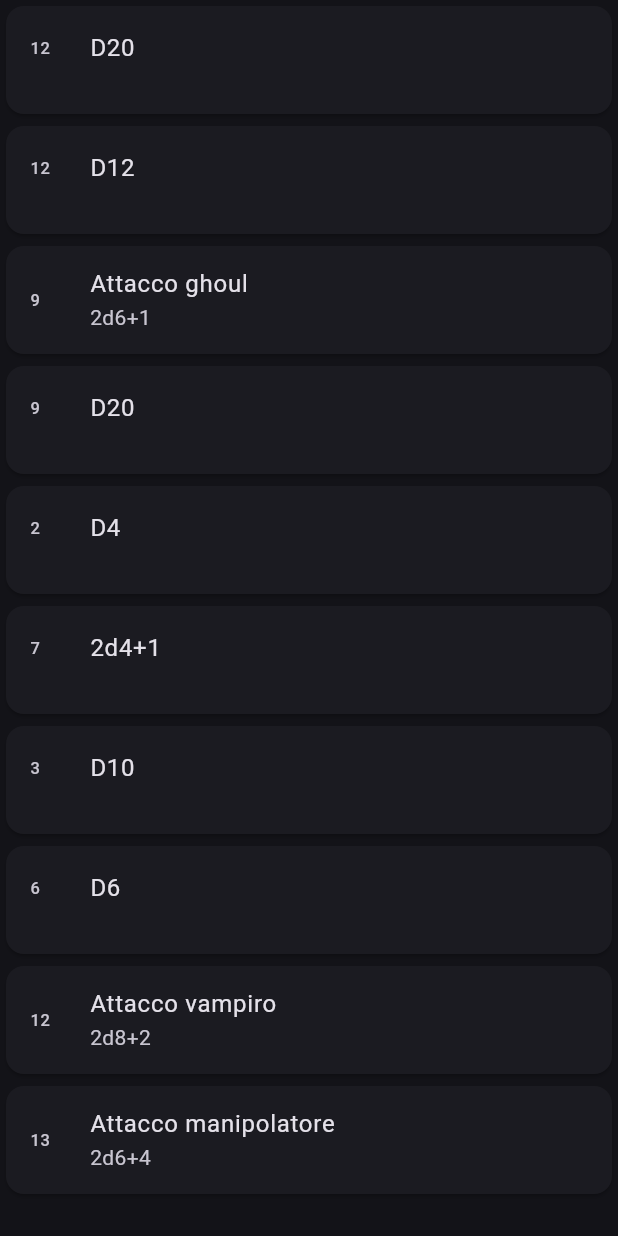
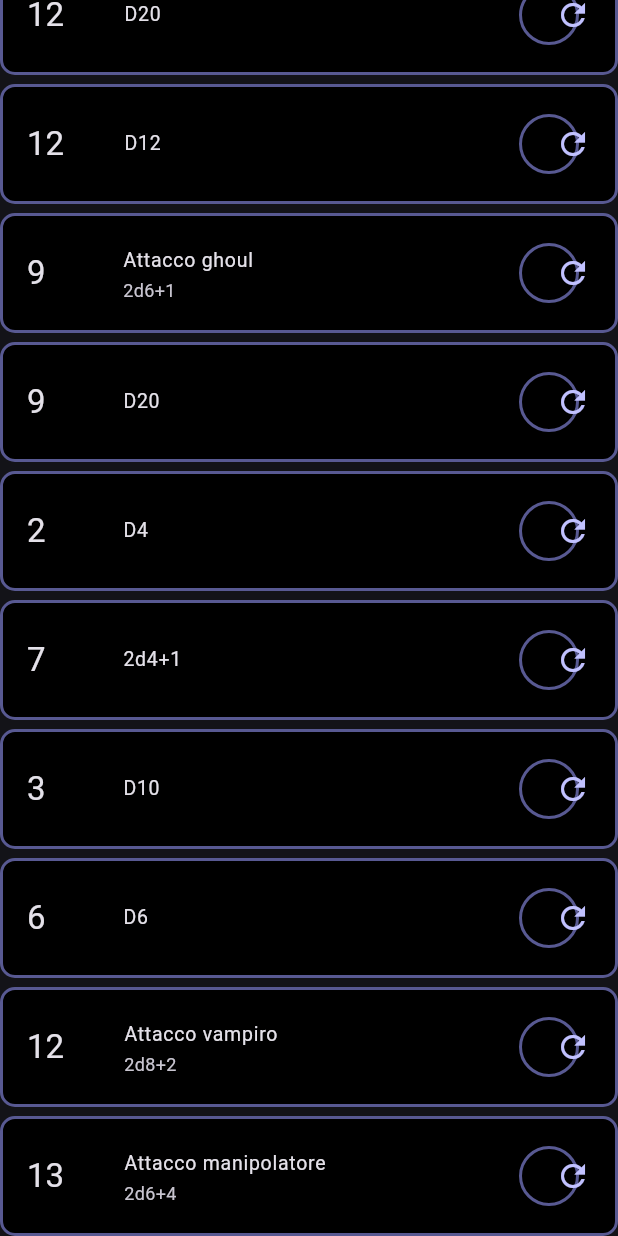
Before and after one commit to DckCanal/dm_assistant, a Flutter app: the RollHistory widget shown alone on an empty page, opened directly, on a phone screen of 412 x 824 dp. Run offline on Flutter 3.47's test engine with Material 3 defaults, Android fonts, the phone set to English and light mode, and no system bars; our stand-ins replace flutter_colorpicker, hive; accounts and stored records are empty; generated files the repository leaves out were written again.

Commit message:
dice roller basic code

```diff
--- a/lib/dice_roller.dart
+++ b/lib/dice_roller.dart
@@ -1,5 +1,6 @@
 import 'package:dm_assistant/dice.dart';
 import 'package:dm_assistant/rect_button.dart';
+import 'package:dm_assistant/round_button.dart';
 import 'package:flutter/material.dart';
 import 'data.dart';
 
@@ -8,10 +9,8 @@ class DiceRoller extends StatelessWidget {
   Widget build(BuildContext context) {
     return Container(
       color: Colors.black,
-      //child: Text('Hi!'),
-      child: Row(
+      child: const Row(
         children: [
-          //Text('Hi!'), Text('Hello!')
           SavedRollList(),
           Expanded(
             child: Column(children: [
@@ -34,7 +33,7 @@ class DicePanel extends StatelessWidget {
   @override
   Widget build(BuildContext context) {
     return Container(
-      padding: EdgeInsets.all(12),
+      padding: const EdgeInsets.all(12),
       decoration: BoxDecoration(
           color: Colors.black,
           border: Border(
@@ -128,53 +127,64 @@ class _CustomRollPanelState extends State<CustomRollPanel> {
   }
 }
 
-class RollHistory extends StatelessWidget {
+class RollHistory extends StatefulWidget {
   const RollHistory({
     super.key,
   });
 
   @override
+  State<RollHistory> createState() => _RollHistoryState();
+}
+
+class _RollHistoryState extends State<RollHistory> {
+  final ScrollController _controller = ScrollController();
+  List<RollResult> rolls = getRolls();
+
+  @override
+  void initState() {
+    super.initState();
+    WidgetsBinding.instance.addPostFrameCallback((_) {
+      _controller.animateTo(_controller.position.maxScrollExtent,
+          duration: const Duration(milliseconds: 600), curve: Curves.easeInOut);
+    });
+  }
+
+  void _scrollDown() {
+    _controller.animateTo(
+      _controller.position.maxScrollExtent,
+      duration: const Duration(milliseconds: 300),
+      curve: Curves.fastOutSlowIn,
+    );
+  }
+
+  @override
   Widget build(BuildContext context) {
-    List<RollResult> rolls = getRolls();
-
     return Expanded(
       child: Center(
         child: SizedBox(
           width: 600,
-          child: ListView.builder(
-            //key: const PageStorageKey('InitiativeTrackerListView'),
+          child: ListView.separated(
             itemCount: rolls.length,
-
-            //controller: scrollController,
+            key: const PageStorageKey('RollHistoryListView'),
+            controller: _controller,
+            separatorBuilder: (BuildContext context, int index) {
+              return const SizedBox(height: 6);
+            },
             itemBuilder: (context, index) {
-              return SizedBox(
-                  height: 80, child: Card(child: RollTile(roll: rolls[index])));
+              return Container(
+                  height: 80,
+                  decoration: BoxDecoration(
+                    color: Colors.black,
+                    border: Border.all(
+                        color: Theme.of(context).colorScheme.inversePrimary,
+                        width: 2),
+                    borderRadius: BorderRadius.circular(10),
+                  ),
+                  child: RollTile(roll: rolls[index]));
             },
           ),
         ),
       ),
-    );
-  }
-}
-
-class SavedRollList extends StatelessWidget {
-  const SavedRollList({
-    super.key,
-  });
-
-  @override
-  Widget build(BuildContext context) {
-    //return ListView();
-    return Container(
-      width: 500,
-      decoration: BoxDecoration(
-        color: Colors.black,
-        border: Border(
-          right: BorderSide(
-              width: 2, color: Theme.of(context).colorScheme.onPrimary),
-        ),
-      ),
-      child: Center(child: Text('Tiri salvati')),
     );
   }
 }
@@ -189,17 +199,58 @@ class RollTile extends StatelessWidget {
 
   @override
   Widget build(BuildContext context) {
+    Widget leading = Text(
+      roll.result.toString(),
+      style: Theme.of(context).textTheme.titleLarge,
+    );
+    Widget title = Text(roll.title);
+    Widget trailing = RoundButton(
+        radius: 40,
+        primary: false,
+        icon: const Icon(Icons.refresh, size: 24),
+        onPressed: () {});
     if (roll.formula != null) {
-      return ListTile(
-        leading: Text(roll.result.toString()),
-        title: Text(roll.title),
-        subtitle: Text(roll.formula ?? ''),
+      return Center(
+        child: ListTile(
+          horizontalTitleGap: 40,
+          dense: true,
+          leading: leading,
+          title: title,
+          subtitle: Text(roll.formula ?? ''),
+          trailing: trailing,
+        ),
       );
     } else {
-      return ListTile(
-        leading: Text(roll.result.toString()),
-        title: Text(roll.title),
+      return Center(
+        child: ListTile(
+          horizontalTitleGap: 40,
+          dense: true,
+          leading: leading,
+          title: title,
+          trailing: trailing,
+        ),
       );
     }
   }
 }
+
+class SavedRollList extends StatelessWidget {
+  const SavedRollList({
+    super.key,
+  });
+
+  @override
+  Widget build(BuildContext context) {
+    return Container(
+      width: 500,
+      decoration: BoxDecoration(
+        color: Colors.black,
+        border: Border(
+          right: BorderSide(
+              width: 2, color: Theme.of(context).colorScheme.onPrimary),
+        ),
+      ),
+      child: const Center(child: Text('Tiri salvati')),
+    );
+  }
+}
```
